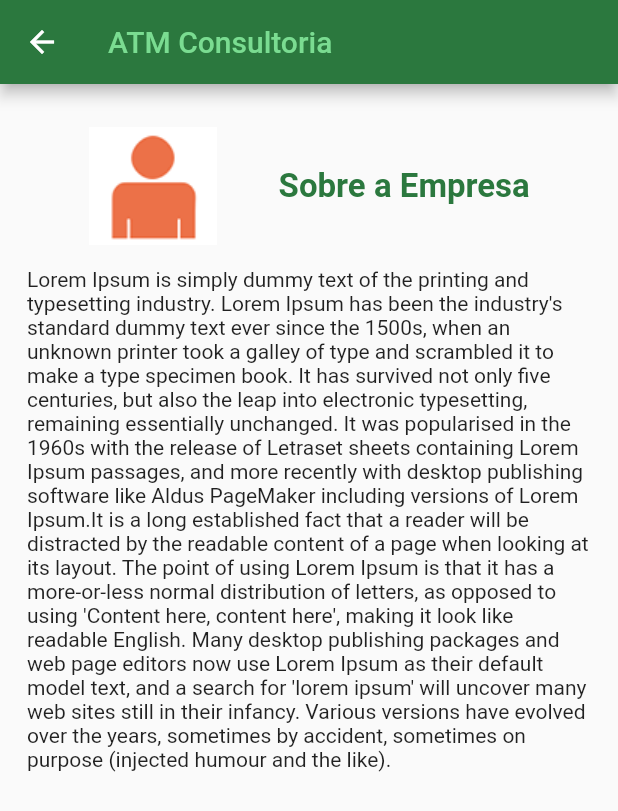
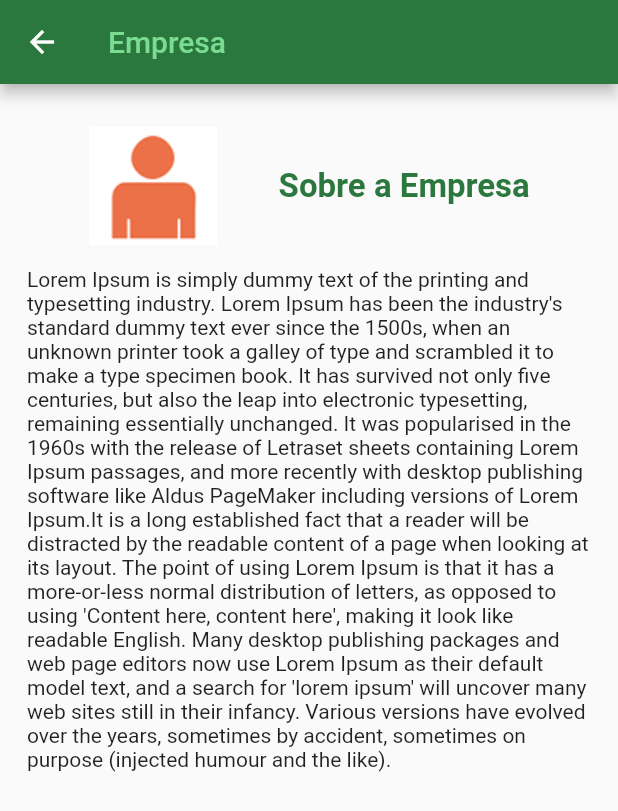
Before and after one commit to GuiQRSM/ATM-Consultaria, a Flutter app: the EmpresaFrame screen opened directly, on a phone screen of 412 x 824 dp. Shown: the top 811 px of the screen. Run offline on Flutter 3.47's test engine with Material 2 defaults, Android fonts, the phone set to English and light mode, and no system bars.

Commit message:
It declares in the stful structure of Servico_Frame two variables (mainColor and supportingColor) for color settings and in the Scaffold() class that is returned by the stful and calls and sets the appBar attribute.

```diff
--- a/lib/Empresa_Frame.dart
+++ b/lib/Empresa_Frame.dart
@@ -15,7 +15,7 @@ class _EmpresaFrameState extends State<EmpresaFrame> {
   Widget build(BuildContext context) {
     return Scaffold(
       appBar: AppBar(
-        title: Text("ATM Consultoria",
+        title: Text("Empresa",
           style: TextStyle(
             color: supportingColor,
           ),),
--- a/lib/Servico_Frame.dart
+++ b/lib/Servico_Frame.dart
@@ -7,9 +7,20 @@ class ServicoFrame extends StatefulWidget {
   _ServicoFrameState createState() => _ServicoFrameState();
 }
 
+var mainColor = Color.fromRGBO(43, 120, 62, 1);
+var supportingColor = Color.fromRGBO(122, 220, 145, 1);
+
 class _ServicoFrameState extends State<ServicoFrame> {
   @override
   Widget build(BuildContext context) {
-    return Scaffold();
+    return Scaffold(
+      appBar: AppBar(
+        title: Text("Serviços",
+          style: TextStyle(
+            color: supportingColor,
+          ),),
+        backgroundColor: mainColor,
+      ),
+    );
   }
 }
```
